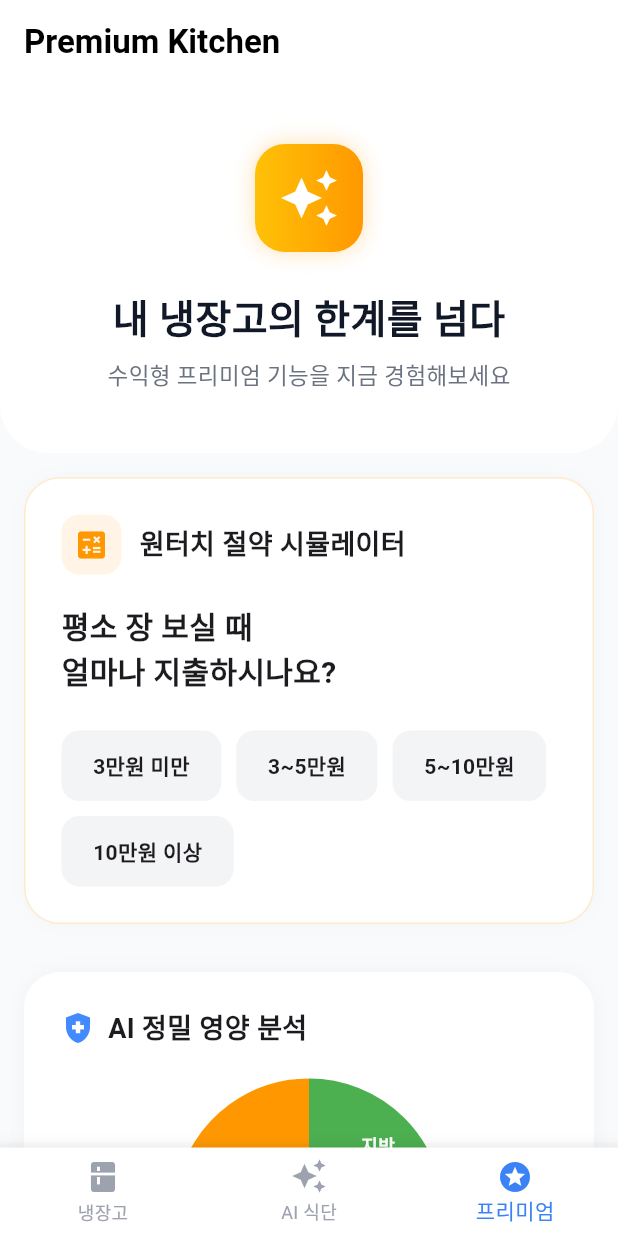
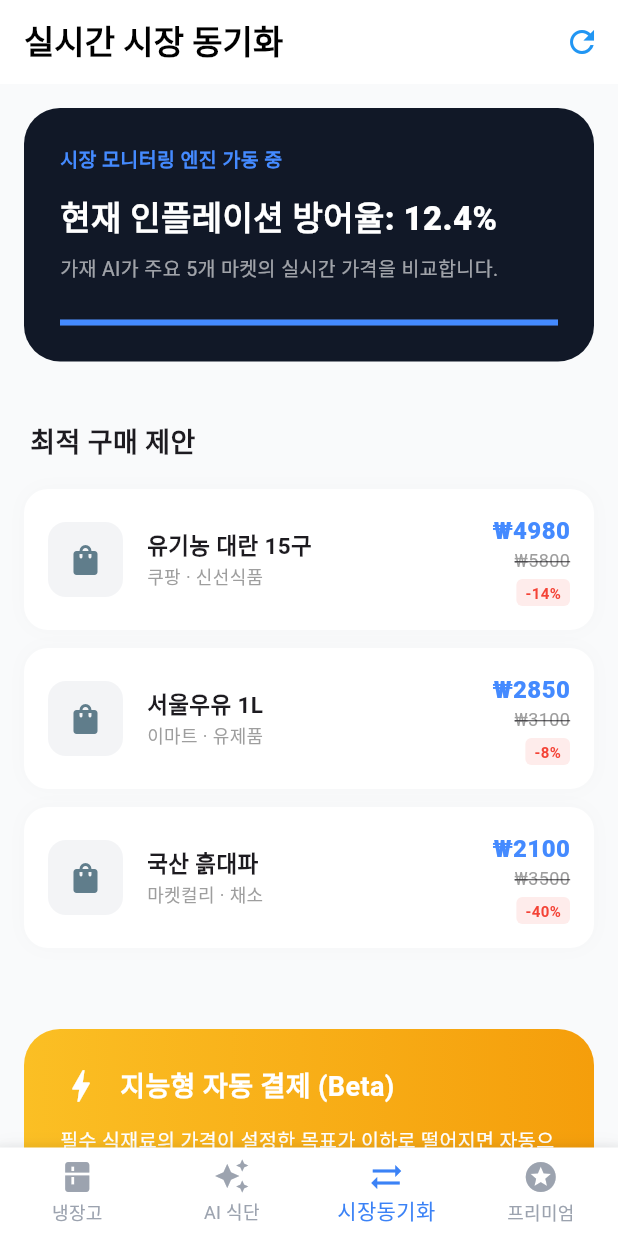
Before and after one commit to milleakamo/fridge_recipe, a Flutter app: the screen it shows after launch, item 3 of the bottom bar chosen, on a phone screen of 412 x 824 dp. Run offline on Flutter 3.47's test engine with Material 3 defaults, Android fonts, the phone set to English and light mode, and no system bars; drawn by our look-alikes of fl_chart, flutter_animate; our stand-ins replace animated_text_kit, camera, hive, hive_flutter, image_picker; missing offline and left inert: flutter_barcode_scanner, flutter_confetti; accounts and stored records are empty; Roboto replaces fonts that are missing (Pretendard).

Commit message:
feat: v1.1.4 Beta build and deployment

```diff
--- a/lib/screens/home_screen.dart
+++ b/lib/screens/home_screen.dart
@@ -270,7 +270,7 @@ class _HomeScreenState extends State<HomeScreen> with SingleTickerProviderStateM
                 color: Colors.blue.withOpacity(0.1),
                 borderRadius: BorderRadius.circular(4),
               ),
-              child: const Text('v1.2.4 Stable (AI Vision Complete)',
+              child: const Text('v1.2.5 Stable (Real-time Market Sync)',
                 style: TextStyle(color: Colors.blue, fontSize: 10, fontWeight: FontWeight.bold)),
             ),
           ],
--- a/lib/screens/main_navigation_screen.dart
+++ b/lib/screens/main_navigation_screen.dart
@@ -2,6 +2,7 @@ import 'package:flutter/material.dart';
 import 'package:fridge_recipe/screens/home_screen.dart';
 import 'package:fridge_recipe/screens/diet_screen.dart';
 import 'package:fridge_recipe/screens/premium_screen.dart';
+import 'package:fridge_recipe/screens/market_sync_screen.dart';
 
 class MainNavigationScreen extends StatefulWidget {
   final String apiKey;
@@ -21,6 +22,7 @@ class _MainNavigationScreenState extends State<MainNavigationScreen> {
     _screens = [
       HomeScreen(apiKey: widget.apiKey),
       const DietScreen(),
+      const MarketSyncScreen(),
       const PremiumScreen(),
     ];
   }
@@ -55,6 +57,7 @@ class _MainNavigationScreenState extends State<MainNavigationScreen> {
           items: const [
             BottomNavigationBarItem(icon: Icon(Icons.kitchen), label: '냉장고'),
             BottomNavigationBarItem(icon: Icon(Icons.auto_awesome), label: 'AI 식단'),
+            BottomNavigationBarItem(icon: Icon(Icons.sync_alt), label: '시장동기화'),
             BottomNavigationBarItem(icon: Icon(Icons.stars), label: '프리미엄'),
           ],
         ),
--- /dev/null
+++ b/lib/screens/market_sync_screen.dart
@@ -0,0 +1,210 @@
+import 'package:flutter/material.dart';
+import 'package:flutter_animate/flutter_animate.dart';
+
+class MarketSyncScreen extends StatefulWidget {
+  const MarketSyncScreen({Key? key}) : super(key: key);
+
+  @override
+  _MarketSyncScreenState createState() => _MarketSyncScreenState();
+}
+
+class _MarketSyncScreenState extends State<MarketSyncScreen> {
+  bool _isSyncing = false;
+
+  final List<Map<String, dynamic>> _marketItems = [
+    {
+      'name': '유기농 대란 15구',
+      'currentPrice': 5800,
+      'optimalPrice': 4980,
+      'market': '쿠팡',
+      'discount': '14%',
+      'category': '신선식품'
+    },
+    {
+      'name': '서울우유 1L',
+      'currentPrice': 3100,
+      'optimalPrice': 2850,
+      'market': '이마트',
+      'discount': '8%',
+      'category': '유제품'
+    },
+    {
+      'name': '국산 흙대파',
+      'currentPrice': 3500,
+      'optimalPrice': 2100,
+      'market': '마켓컬리',
+      'discount': '40%',
+      'category': '채소'
+    },
+  ];
+
+  void _startSync() {
+    setState(() => _isSyncing = true);
+    Future.delayed(const Duration(seconds: 2), () {
+      if (mounted) {
+        setState(() => _isSyncing = false);
+        ScaffoldMessenger.of(context).showSnackBar(
+          const SnackBar(
+            content: Text('실시간 시장 가격 동기화 완료! 최저가 데이터가 갱신되었습니다.'),
+            backgroundColor: Colors.green,
+          ),
+        );
+      }
+    });
+  }
+
+  @override
+  Widget build(BuildContext context) {
+    return Scaffold(
+      backgroundColor: const Color(0xFFF9FAFB),
+      appBar: AppBar(
+        title: const Text('실시간 시장 동기화', style: TextStyle(color: Colors.black, fontWeight: FontWeight.bold)),
+        backgroundColor: Colors.white,
+        elevation: 0,
+        actions: [
+          IconButton(
+            icon: Icon(_isSyncing ? Icons.sync : Icons.refresh, color: Colors.blue),
+            onPressed: _isSyncing ? null : _startSync,
+          ),
+        ],
+      ),
+      body: SingleChildScrollView(
+        child: Column(
+          crossAxisAlignment: CrossAxisAlignment.start,
+          children: [
+            _buildSyncStatusHeader(),
+            const Padding(
+              padding: EdgeInsets.fromLTRB(20, 24, 20, 12),
+              child: Text('최적 구매 제안', style: TextStyle(fontSize: 18, fontWeight: FontWeight.bold)),
+            ),
+            ListView.builder(
+              shrinkWrap: true,
+              physics: const NeverScrollableScrollPhysics(),
+              itemCount: _marketItems.length,
+              itemBuilder: (context, index) {
+                final item = _marketItems[index];
+                return _buildMarketItemCard(item);
+              },
+            ),
+            const SizedBox(height: 32),
+            _buildAutoPurchaseCard(),
+            const SizedBox(height: 100),
+          ],
+        ),
+      ),
+    );
+  }
+
+  Widget _buildSyncStatusHeader() {
+    return Container(
+      width: double.infinity,
+      margin: const EdgeInsets.all(16),
+      padding: const EdgeInsets.all(24),
+      decoration: BoxDecoration(
+        color: const Color(0xFF111827),
+        borderRadius: BorderRadius.circular(24),
+      ),
+      child: Column(
+        crossAxisAlignment: CrossAxisAlignment.start,
+        children: [
+          const Text('시장 모니터링 엔진 가동 중', style: TextStyle(color: Colors.blueAccent, fontWeight: FontWeight.bold, fontSize: 13)),
+          const SizedBox(height: 12),
+          const Text('현재 인플레이션 방어율: 12.4%', style: TextStyle(color: Colors.white, fontSize: 22, fontWeight: FontWeight.w900)),
+          const SizedBox(height: 8),
+          const Text('가재 AI가 주요 5개 마켓의 실시간 가격을 비교합니다.', style: TextStyle(color: Colors.white60, fontSize: 13)),
+          const SizedBox(height: 24),
+          LinearProgressIndicator(
+            value: _isSyncing ? null : 1.0,
+            backgroundColor: Colors.white12,
+            valueColor: const AlwaysStoppedAnimation<Color>(Colors.blueAccent),
+          ),
+        ],
+      ),
+    );
+  }
+
+  Widget _buildMarketItemCard(Map<String, dynamic> item) {
+    return Container(
+      margin: const EdgeInsets.symmetric(horizontal: 16, vertical: 6),
+      padding: const EdgeInsets.all(16),
+      decoration: BoxDecoration(
+        color: Colors.white,
+        borderRadius: BorderRadius.circular(16),
+        boxShadow: [BoxShadow(color: Colors.black.withOpacity(0.02), blurRadius: 10)],
+      ),
+      child: Row(
+        children: [
+          Container(
+            width: 50,
+            height: 50,
+            decoration: BoxDecoration(color: const Color(0xFFF3F4F6), borderRadius: BorderRadius.circular(12)),
+            child: const Icon(Icons.shopping_bag, color: Colors.blueGrey),
+          ),
+          const SizedBox(width: 16),
+          Expanded(
+            child: Column(
+              crossAxisAlignment: CrossAxisAlignment.start,
+              children: [
+                Text(item['name'], style: const TextStyle(fontWeight: FontWeight.bold, fontSize: 15)),
+                Text('${item['market']} · ${item['category']}', style: const TextStyle(color: Colors.grey, fontSize: 12)),
+              ],
+            ),
+          ),
+          Column(
+            crossAxisAlignment: CrossAxisAlignment.end,
+            children: [
+              Text('₩${item['optimalPrice']}', style: const TextStyle(fontWeight: FontWeight.w900, fontSize: 16, color: Colors.blueAccent)),
+              Text('₩${item['currentPrice']}', style: const TextStyle(decoration: TextDecoration.lineThrough, color: Colors.grey, fontSize: 12)),
+              Container(
+                margin: const EdgeInsets.only(top: 4),
+                padding: const EdgeInsets.symmetric(horizontal: 6, vertical: 2),
+                decoration: BoxDecoration(color: Colors.red.withOpacity(0.1), borderRadius: BorderRadius.circular(4)),
+                child: Text('-${item['discount']}', style: const TextStyle(color: Colors.red, fontSize: 10, fontWeight: FontWeight.bold)),
+              ),
+            ],
+          ),
+        ],
+      ),
+    ).animate().fadeIn(duration: 400.ms).slideX(begin: 0.1);
+  }
+
+  Widget _buildAutoPurchaseCard() {
+    return Container(
+      margin: const EdgeInsets.all(16),
+      padding: const EdgeInsets.all(24),
+      decoration: BoxDecoration(
+        gradient: const LinearGradient(colors: [Color(0xFFFBBF24), Color(0xFFF59E0B)]),
+        borderRadius: BorderRadius.circular(24),
+      ),
+      child: Column(
+        children: [
+          const Row(
+            children: [
+              Icon(Icons.bolt, color: Colors.white, size: 28),
+              SizedBox(width: 12),
+              Text('지능형 자동 결제 (Beta)', style: TextStyle(color: Colors.white, fontSize: 18, fontWeight: FontWeight.bold)),
+            ],
+          ),
+          const SizedBox(height: 12),
+          const Text('필수 식재료의 가격이 설정한 목표가 이하로 떨어지면 자동으로 결제하고 배송을 예약합니다.',
+            style: TextStyle(color: Colors.white, fontSize: 13, height: 1.5)),
+          const SizedBox(height: 24),
+          SizedBox(
+            width: double.infinity,
+            height: 54,
+            child: ElevatedButton(
+              onPressed: () {},
+              style: ElevatedButton.styleFrom(
+                backgroundColor: Colors.white,
+                foregroundColor: Colors.orange,
+                elevation: 0,
+                shape: RoundedRectangleBorder(borderRadius: BorderRadius.circular(12)),
+              ),
+              child: const Text('자동 결제 조건 설정하기', style: TextStyle(fontWeight: FontWeight.bold)),
+            ),
+          ),
+        ],
+      ),
+    );
+  }
+}
--- a/public/version.json
+++ b/public/version.json
@@ -1 +1 @@
-{"app_name":"fridge_recipe","version":"1.2.0","build_number":"1","package_name":"fridge_recipe"}
+{"app_name":"fridge_recipe","version":"1.1.4","build_number":"1","package_name":"fridge_recipe"}
--- a/pubspec.yaml
+++ b/pubspec.yaml
@@ -1,6 +1,6 @@
 name: fridge_recipe
 description: A new Flutter project.
-version: 1.2.0+1
+version: 1.1.4+1
 
 environment:
   sdk: '>=3.0.0 <4.0.0'
```
Also changed, not shown: public/assets/fonts/MaterialIcons-Regular.otf, 3 other files.
